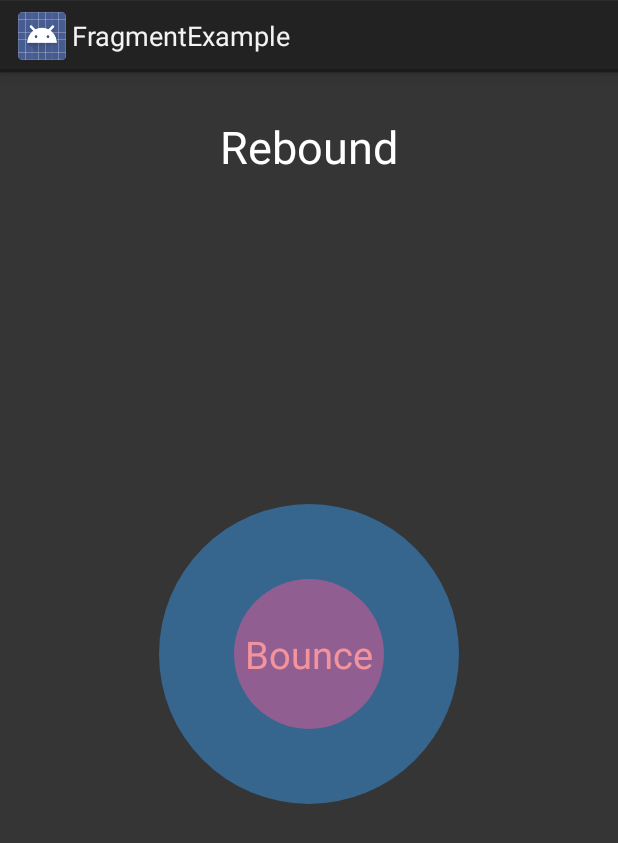
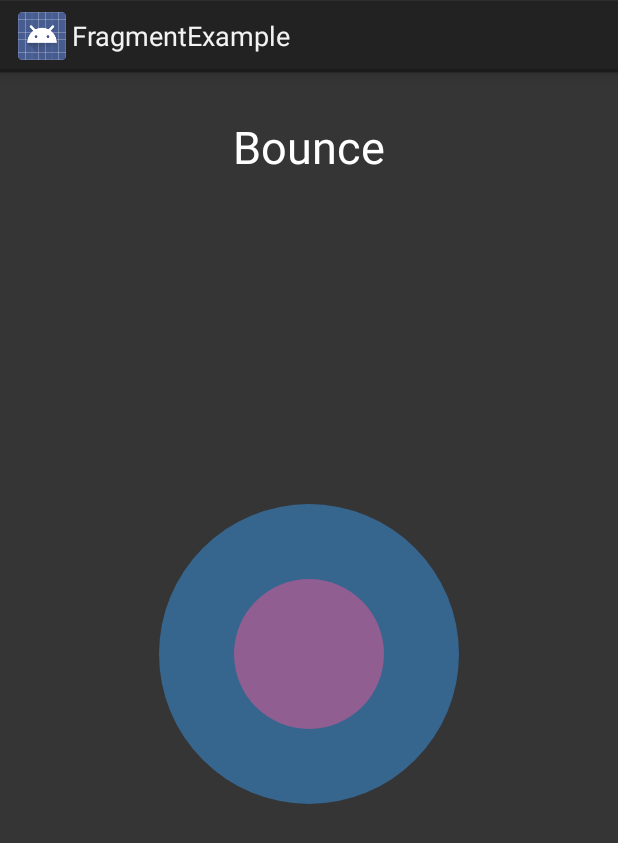
Before and after one commit to nlaz/Rebound-Bounce, an Android app: the screen it shows after launch (MainActivity), on a phone screen of 412 x 824 dp. Shown: the top 843 px of the screen. Run offline under Robolectric (Android 15) with nearby library versions, the phone set to English and light mode, and no system bars.

```diff
--- a/app/src/main/java/com/example/fragmentexample/app/BlankFragment.java
+++ b/app/src/main/java/com/example/fragmentexample/app/BounceFragment.java
@@ -1,7 +1,6 @@
 package com.example.fragmentexample.app;
 
 
-import android.app.Fragment;
 import android.os.Bundle;
 import android.view.LayoutInflater;
 import android.view.MotionEvent;
@@ -16,7 +15,7 @@ import com.facebook.rebound.SpringConfig;
 import com.facebook.rebound.SpringSystem;
 import com.facebook.rebound.SpringUtil;
 
-public class BlankFragment extends Fragment {
+public class BounceFragment extends android.app.Fragment {
 
     SpringSystem springSystem;
     Spring spring1;
@@ -32,7 +31,7 @@ public class BlankFragment extends Fragment {
     public View onCreateView(LayoutInflater inflater, ViewGroup container,
                              Bundle savedInstanceState) {
         // Inflate the layout for this fragment
-        View view = inflater.inflate(R.layout.fragment_blank, container, false);
+        View view = inflater.inflate(R.layout.fragment, container, false);
         FrameLayout frame = (FrameLayout) view.findViewById(R.id.fragment1);
         textview1 = (TextView) view.findViewById(R.id.textview1);
         textview2 = (TextView) view.findViewById(R.id.textview2);
--- a/app/src/main/java/com/example/fragmentexample/app/MainActivity.java
+++ b/app/src/main/java/com/example/fragmentexample/app/MainActivity.java
@@ -14,7 +14,7 @@ public class MainActivity extends Activity {
 
         // We replace the fragment
         FragmentManager fragmentManager = getFragmentManager();
-        fragmentManager.beginTransaction().replace(R.id.frame, new BlankFragment()).commit();
+        fragmentManager.beginTransaction().replace(R.id.frame, new BounceFragment()).commit();
     }
 
 }
--- a/app/src/main/res/layout/activity_main.xml
+++ b/app/src/main/res/layout/activity_main.xml
@@ -7,7 +7,7 @@
     tools:context="com.example.fragmentexample.app.MainActivity">
 
     <TextView
-        android:text="Rebound"
+        android:text="Bounce"
         android:gravity="center"
         android:textSize="30sp"
         android:textColor="#fff"
--- a/app/src/main/res/layout/fragment_blank.xml
+++ b/app/src/main/res/layout/fragment.xml
@@ -3,7 +3,7 @@
     android:id="@+id/fragment1"
     android:layout_width="match_parent"
     android:layout_height="match_parent"
-    tools:context="com.example.fragmentexample.app.BlankFragment">
+    tools:context=".BounceFragment">
 
     <!-- TODO: Update blank fragment layout -->
 
@@ -24,7 +24,6 @@
         android:gravity="center"
         android:layout_width="200dp"
         android:layout_height="200dp"
-        android:text="Bounce"
         android:textColor="#fff"
         android:layout_gravity="center"
         android:textSize="25sp" />
```
Also changed, not shown: 2 other files.
